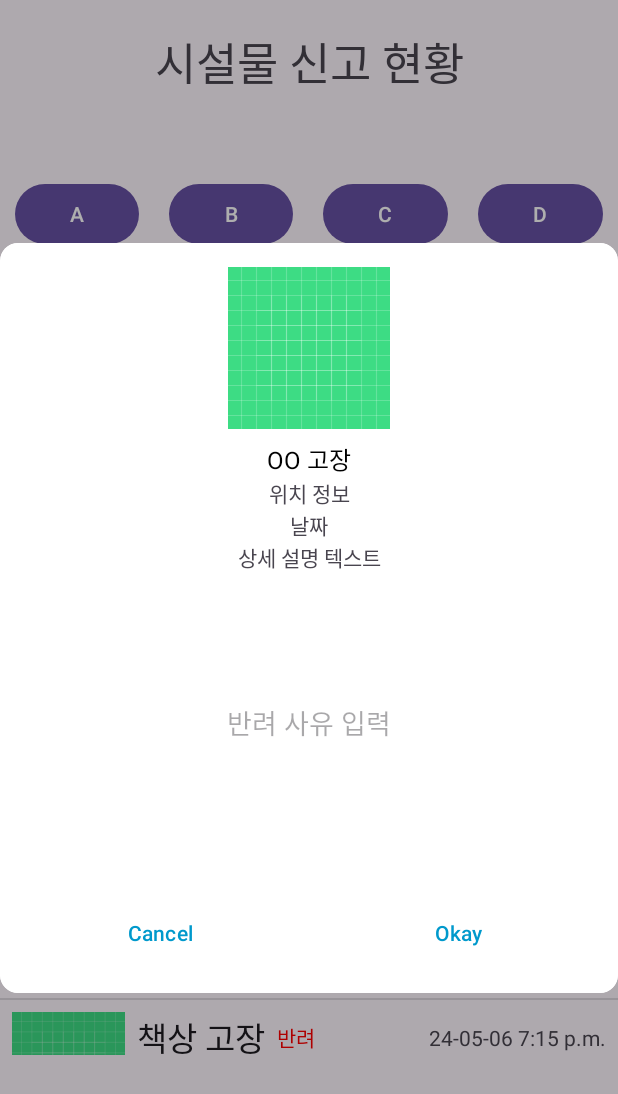
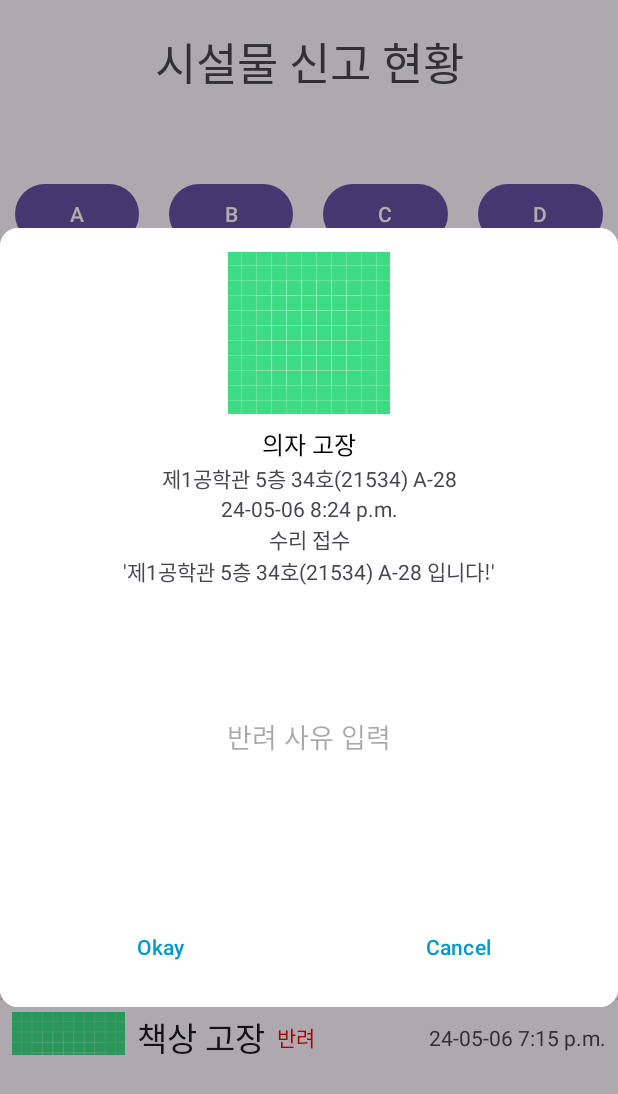
Before and after one commit to 24-1-SKKU-SE/2024spring_42class_team12, an Android app: the screen it shows after launch (MainActivity), after a tap on "자세히 보기", on a phone screen of 412 x 824 dp. Shown: the top 1094 px of the screen. Run offline under Robolectric (Android 15) with nearby library versions, the phone set to English and light mode, and no system bars.

Commit message:
add Detail

```diff
--- a/FixSkkuFront/app/src/main/java/com/skku/fixskkufront/Adapter.kt
+++ b/FixSkkuFront/app/src/main/java/com/skku/fixskkufront/Adapter.kt
@@ -1,10 +1,8 @@
 package com.skku.fixskkufront
 
 
-import android.app.AlertDialog
 import android.app.Dialog
 import android.content.Context
-import android.content.DialogInterface
 import android.graphics.Color
 import android.os.Build
 import android.view.LayoutInflater
@@ -15,7 +13,6 @@ import android.widget.BaseAdapter
 import android.widget.Button
 import android.widget.ImageView
 import android.widget.TextView
-import android.widget.Toast
 import androidx.core.content.ContextCompat
 
 
@@ -39,14 +36,14 @@ class AdminRoomAdapter (val data: ArrayList<AdminRoom>, val context: Context): B
         val generatedView = inflater.inflate(R.layout.item_report, null)
 
         val textViewName = generatedView.findViewById<TextView>(R.id.textViewName)
-        val textViewDetail = generatedView.findViewById<TextView>(R.id.textViewDetail)
+        val textViewPos = generatedView.findViewById<TextView>(R.id.textViewDetail)
         val textViewStatus = generatedView.findViewById<TextView>(R.id.textViewStatus)
         val textViewTime = generatedView.findViewById<TextView>(R.id.textViewTime)
         val imageViewThumbnail = generatedView.findViewById<ImageView>(R.id.imageViewProfile)
         val btnDetail = generatedView.findViewById<Button>(R.id.buttonDetail)
 
         textViewName.text = data[p0].name
-        textViewDetail.text = data[p0].detail
+        textViewPos.text = data[p0].pos
 
 
         if(data[p0].status == "반려") {
@@ -57,16 +54,15 @@ class AdminRoomAdapter (val data: ArrayList<AdminRoom>, val context: Context): B
         textViewStatus.text = data[p0].status
         imageViewThumbnail.setImageResource(data[p0].thumbnail)
 
-        val item = data[p0].time
 
         btnDetail.setOnClickListener {
-            showPopupDialog(item)
+            showPopupDialog(data[p0].name, data[p0].time ,data[p0].text, data[p0].status, data[p0].pos, data[p0].thumbnail)
         }
 
         return generatedView
     }
 
-    private fun showPopupDialog(item: String) {
+    private fun showPopupDialog(name: String, day: String, text: String, status:String ,pos: String, thumbnail: Int) {
         // 다이얼로그 생성
         dialog = Dialog(context)
         dialog.requestWindowFeature(Window.FEATURE_NO_TITLE) // 타이틀 바 숨기기 (optional)
@@ -85,6 +81,31 @@ class AdminRoomAdapter (val data: ArrayList<AdminRoom>, val context: Context): B
         // 다이얼로그 외부를 터치했을 때 다이얼로그가 닫히지 않도록 설정 (optional)
         dialog.setCancelable(true)
 
+        /* 디테일한 내용 전달 */
+
+        val imageThumnail = dialog.findViewById<ImageView>(R.id.imageViewDetailThum)
+        val textDetailName = dialog.findViewById<TextView>(R.id.textViewDetailName)
+        val textDetailDay = dialog.findViewById<TextView>(R.id.textViewDetailDay)
+        val textDetailText = dialog.findViewById<TextView>(R.id.textViewDetailText)
+        val textDetailPos = dialog.findViewById<TextView>(R.id.textViewDetailPos)
+        val textDetailStatus = dialog.findViewById<TextView>(R.id.textViewDetailStatus)
+        imageThumnail.setImageResource(thumbnail)
+        textDetailStatus.text = status
+        textDetailName.text = name
+        textDetailDay.text = day
+        textDetailText.text = "'" + text + "'"
+        textDetailPos.text = pos
+
+        // Okay 버튼 누를 때 변경 사항 저장.
+        val btnOkay = dialog.findViewById<Button>(R.id.btn_okay)
+        btnOkay.setOnClickListener {
+            dialog.dismiss()
+        }
+        // 변경 사항 취소
+        val btnCancel = dialog.findViewById<Button>(R.id.btn_cancel)
+        btnCancel.setOnClickListener {
+            dialog.dismiss()
+        }
         // 다이얼로그 표시
         dialog.show()
 
--- a/FixSkkuFront/app/src/main/java/com/skku/fixskkufront/AdminRoom.kt
+++ b/FixSkkuFront/app/src/main/java/com/skku/fixskkufront/AdminRoom.kt
@@ -2,10 +2,11 @@ package com.skku.fixskkufront
 
 class AdminRoom(
     val name: String,
-    val detail: String,
+    val pos: String,
     val thumbnail: Int,
     val status: String,
-    val time: String
+    val time: String,
+    val text: String
 ) {
 
 }
--- a/FixSkkuFront/app/src/main/java/com/skku/fixskkufront/MainActivity.kt
+++ b/FixSkkuFront/app/src/main/java/com/skku/fixskkufront/MainActivity.kt
@@ -22,15 +22,14 @@ class MainActivity : AppCompatActivity() {
 
         val items = ArrayList<AdminRoom>()
         /* 임시2 */
-        items.add(AdminRoom("의자 고장", "제1공학관 5층 34호(21534)\nA-28", R.drawable.ic_launcher_background, "수리 접수", "24-05-06 8:24 p.m."))
-        items.add(AdminRoom("책상 고장", "Can anybody give me the hint? I will be very happy if you help. If nobody help me, I will be very sad.", R.drawable.ic_launcher_background, "반려", "24-05-06 7:15 p.m."))
-        items.add(AdminRoom("콘센트 고장", "Hey.", R.drawable.ic_launcher_background, "수리 중", "24-05-06 4:21 p.m."))
-        items.add(AdminRoom("의자 고장", "Emoji", R.drawable.ic_launcher_background, "수리 완료", "24-05-06 4:05 p.m."))
-        items.add(AdminRoom("의자 고장", "제1공학관 5층 34호(21534)\nA-28", R.drawable.ic_launcher_background, "수리 접수", "24-05-06 8:24 p.m."))
-        items.add(AdminRoom("책상 고장", "Can anybody give me the hint? I will be very happy if you help. If nobody help me, I will be very sad.", R.drawable.ic_launcher_background, "반려", "24-05-06 7:15 p.m."))
-        items.add(AdminRoom("콘센트 고장", "Hey.", R.drawable.ic_launcher_background, "수리 중", "24-05-06 4:21 p.m."))
-        items.add(AdminRoom("의자 고장", "Emoji", R.drawable.ic_launcher_background, "수리 완료", "24-05-06 4:05 p.m."))
-
+        items.add(AdminRoom("의자 고장", "제1공학관 5층 34호(21534) A-28", R.drawable.ic_launcher_background, "수리 접수", "24-05-06 8:24 p.m.", "제1공학관 5층 34호(21534) A-28 입니다!"))
+        items.add(AdminRoom("책상 고장", "제2공학관 1층 24호(22124) A-13", R.drawable.ic_launcher_background, "반려", "24-05-06 7:15 p.m.", "Can anybody give me the hint? I will be very happy if you help. If nobody help me, I will be very sad."))
+        items.add(AdminRoom("콘센트 고장", "제2공학관 1층 24호(22124) A-15", R.drawable.ic_launcher_background, "수리 중", "24-05-06 4:21 p.m.", "수리 필요. 의자."))
+        items.add(AdminRoom("의자 고장", "제3공학관 2층 12호(23212) A-5", R.drawable.ic_launcher_background, "수리 완료", "24-05-06 4:05 p.m.", "공백"))
+        items.add(AdminRoom("의자 고장", "제1공학관 5층 34호(21534) A-28", R.drawable.ic_launcher_background, "수리 접수", "24-05-06 8:24 p.m.", "제1공학관 5층 34호(21534) A-28 입니다!"))
+        items.add(AdminRoom("책상 고장", "제2공학관 1층 24호(22124) A-13", R.drawable.ic_launcher_background, "반려", "24-05-06 7:15 p.m.", "Can anybody give me the hint? I will be very happy if you help. If nobody help me, I will be very sad."))
+        items.add(AdminRoom("콘센트 고장", "제2공학관 1층 24호(22124) A-15", R.drawable.ic_launcher_background, "수리 중", "24-05-06 4:21 p.m.", "수리 필요. 의자."))
+        items.add(AdminRoom("의자 고장", "제3공학관 2층 12호(23212) A-5", R.drawable.ic_launcher_background, "수리 완료", "24-05-06 4:05 p.m.", "공백"))
 
         val myAdapter = AdminRoomAdapter(items, this)
         val listView = findViewById<ListView>(R.id.listViewChatRoom)
--- /dev/null
+++ b/FixSkkuFront/app/src/main/res/drawable/baseline_arrow_left_24.xml
@@ -0,0 +1,5 @@
+<vector xmlns:android="http://schemas.android.com/apk/res/android" android:autoMirrored="true" android:height="24dp" android:tint="#33B5E5" android:viewportHeight="24" android:viewportWidth="24" android:width="24dp">
+
+    <path android:fillColor="@android:color/white" android:pathData="M14,7l-5,5 5,5V7z"/>
+
+</vector>
--- /dev/null
+++ b/FixSkkuFront/app/src/main/res/drawable/baseline_arrow_right_24.xml
@@ -0,0 +1,5 @@
+<vector xmlns:android="http://schemas.android.com/apk/res/android" android:autoMirrored="true" android:height="24dp" android:tint="#33B5E5" android:viewportHeight="24" android:viewportWidth="24" android:width="24dp">
+
+    <path android:fillColor="@android:color/white" android:pathData="M10,17l5,-5 -5,-5v10z"/>
+
+</vector>
--- a/FixSkkuFront/app/src/main/res/layout/report_detail_view.xml
+++ b/FixSkkuFront/app/src/main/res/layout/report_detail_view.xml
@@ -8,7 +8,7 @@
 
 
     <ImageView
-        android:id="@+id/imageView"
+        android:id="@+id/imageViewDetailThum"
         android:layout_width="wrap_content"
         android:layout_height="wrap_content"
         android:layout_marginStart="8dp"
@@ -31,9 +31,22 @@
         android:textSize="16sp"
         app:layout_constraintEnd_toEndOf="parent"
         app:layout_constraintStart_toStartOf="parent"
-        app:layout_constraintTop_toBottomOf="@+id/imageView" />
+        app:layout_constraintTop_toBottomOf="@+id/imageViewDetailThum" />
+
+    <TextView
+        android:id="@+id/textViewDetailStatus"
+        android:layout_width="0dp"
+        android:layout_height="wrap_content"
+        android:layout_marginStart="16dp"
+        android:layout_marginEnd="16dp"
+        android:text="상태"
+        android:textAlignment="center"
+        app:layout_constraintEnd_toEndOf="parent"
+        app:layout_constraintStart_toStartOf="parent"
+        app:layout_constraintTop_toBottomOf="@+id/textViewDetailDay"/>
+
     <EditText
-        android:id="@+id/textView5"
+        android:id="@+id/textViewDetailReject"
         android:layout_width="0dp"
         android:layout_height="200dp"
         android:layout_marginStart="16dp"
@@ -43,10 +56,10 @@
         android:textAlignment="center"
         app:layout_constraintEnd_toEndOf="parent"
         app:layout_constraintStart_toStartOf="parent"
-        app:layout_constraintTop_toBottomOf="@+id/textView4"/>
+        app:layout_constraintTop_toBottomOf="@+id/textViewDetailText"/>
 
     <TextView
-        android:id="@+id/textView4"
+        android:id="@+id/textViewDetailText"
         android:layout_width="0dp"
         android:layout_height="wrap_content"
         android:layout_marginStart="16dp"
@@ -55,10 +68,10 @@
         android:textAlignment="center"
         app:layout_constraintEnd_toEndOf="parent"
         app:layout_constraintStart_toStartOf="parent"
-        app:layout_constraintTop_toBottomOf="@+id/textView3"/>
+        app:layout_constraintTop_toBottomOf="@+id/textViewDetailStatus"/>
 
     <TextView
-        android:id="@+id/textView3"
+        android:id="@+id/textViewDetailDay"
         android:layout_width="0dp"
         android:layout_height="wrap_content"
         android:layout_marginStart="16dp"
@@ -67,10 +80,10 @@
         android:textAlignment="center"
         app:layout_constraintEnd_toEndOf="parent"
         app:layout_constraintStart_toStartOf="parent"
-        app:layout_constraintTop_toBottomOf="@+id/textView2"/>
+        app:layout_constraintTop_toBottomOf="@+id/textViewDetailPos"/>
 
     <TextView
-        android:id="@+id/textView2"
+        android:id="@+id/textViewDetailPos"
         android:layout_width="0dp"
         android:layout_height="wrap_content"
         android:layout_marginStart="16dp"
@@ -88,10 +101,10 @@
         app:layout_constraintBottom_toBottomOf="parent"
         app:layout_constraintEnd_toEndOf="parent"
         app:layout_constraintStart_toStartOf="parent"
-        app:layout_constraintTop_toBottomOf="@+id/textView5" />
+        app:layout_constraintTop_toBottomOf="@+id/textViewDetailReject" />
 
     <Button
-        android:id="@+id/btn_cancel"
+        android:id="@+id/btn_okay"
         android:layout_width="0dp"
         android:layout_height="wrap_content"
         android:layout_marginStart="16dp"
@@ -100,16 +113,16 @@
         android:layout_marginBottom="16dp"
         android:background="@android:color/transparent"
         android:stateListAnimator="@null"
-        android:text="Cancel"
+        android:text="Okay"
         android:textAllCaps="false"
         android:textColor="@android:color/holo_blue_dark"
         app:layout_constraintBottom_toBottomOf="parent"
         app:layout_constraintEnd_toStartOf="@+id/divider"
         app:layout_constraintStart_toStartOf="parent"
-        app:layout_constraintTop_toBottomOf="@+id/textView5" />
+        app:layout_constraintTop_toBottomOf="@+id/textViewDetailReject" />
 
     <Button
-        android:id="@+id/btn_okay"
+        android:id="@+id/btn_cancel"
         android:layout_width="0dp"
         android:layout_height="wrap_content"
         android:layout_marginStart="8dp"
@@ -118,11 +131,11 @@
         android:layout_marginBottom="16dp"
         android:background="@android:color/transparent"
         android:stateListAnimator="@null"
-        android:text="Okay"
+        android:text="Cancel"
         android:textAllCaps="false"
         android:textColor="@android:color/holo_blue_dark"
         app:layout_constraintBottom_toBottomOf="parent"
         app:layout_constraintEnd_toEndOf="parent"
         app:layout_constraintStart_toEndOf="@+id/divider"
-        app:layout_constraintTop_toBottomOf="@+id/textView5" />
+        app:layout_constraintTop_toBottomOf="@+id/textViewDetailReject" />
 </androidx.constraintlayout.widget.ConstraintLayout>
```
